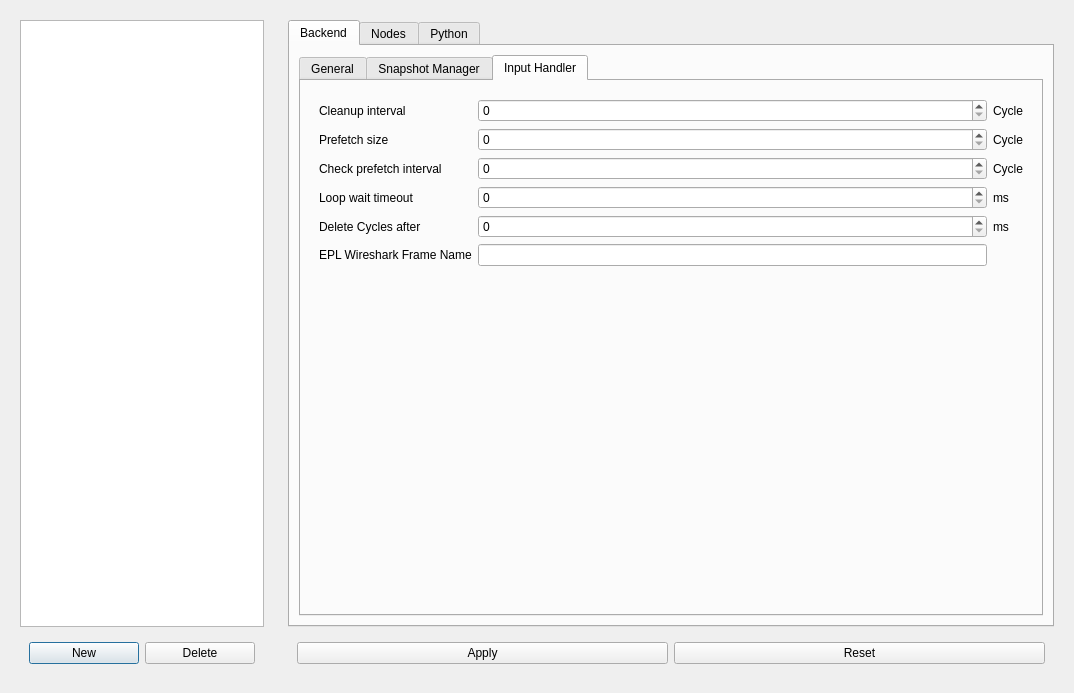
The window that libEPLViz/ui/settingswindow.ui (epl-viz/EPL-Viz) describes before a commit, drawn with Qt 5.
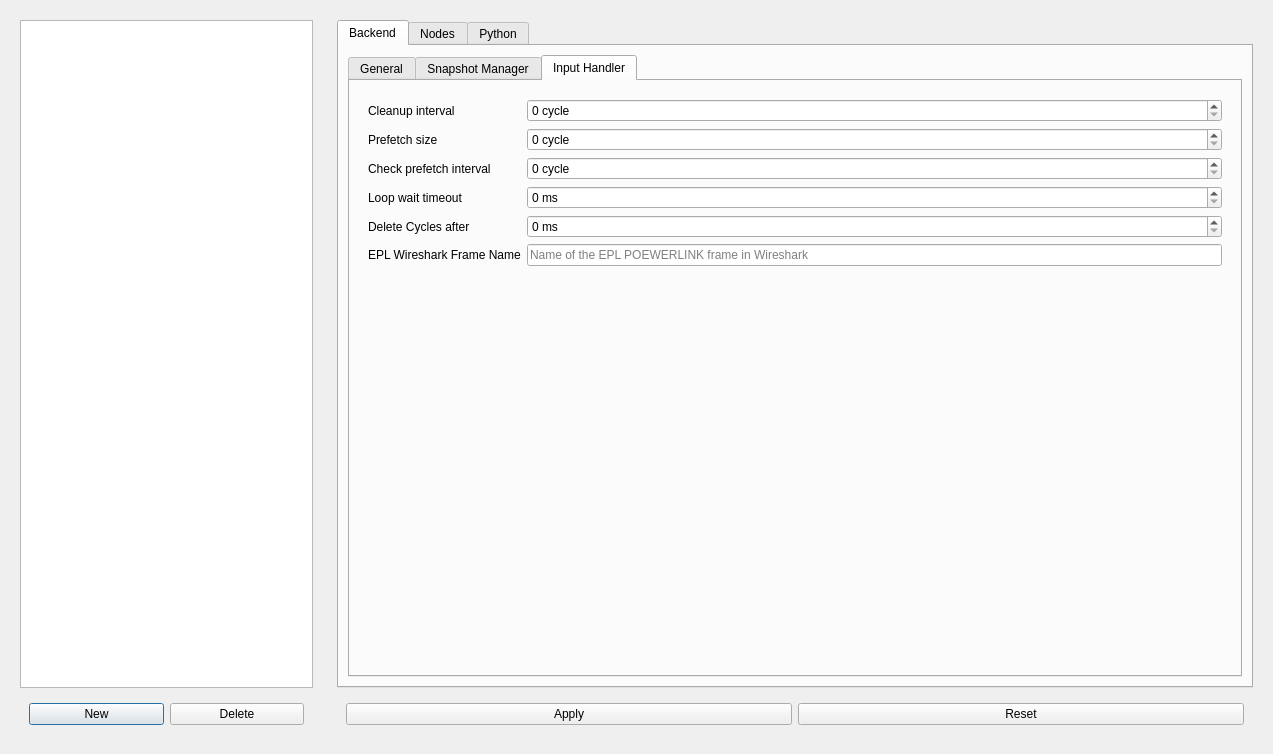
The same window after the commit. The open tabs and pages were chosen to show the change.

Patch:
```diff
--- a/libEPLViz/ui/settingswindow.ui
+++ b/libEPLViz/ui/settingswindow.ui
@@ -6,8 +6,8 @@
    <rect>
     <x>0</x>
     <y>0</y>
-    <width>1074</width>
-    <height>693</height>
+    <width>1273</width>
+    <height>754</height>
    </rect>
   </property>
   <property name="windowTitle">
@@ -188,13 +188,28 @@
                   </widget>
                  </item>
                  <item row="0" column="1">
-                  <widget class="QSpinBox" name="spinBox"/>
+                  <widget class="QSpinBox" name="spinBox">
+                   <property name="suffix">
+                    <string> cycle</string>
+                   </property>
+                   <property name="prefix">
+                    <string/>
+                   </property>
+                  </widget>
                  </item>
                  <item row="3" column="1">
-                  <widget class="QSpinBox" name="spinBox_4"/>
+                  <widget class="QSpinBox" name="spinBox_4">
+                   <property name="suffix">
+                    <string> ms</string>
+                   </property>
+                  </widget>
                  </item>
                  <item row="1" column="1">
-                  <widget class="QSpinBox" name="spinBox_2"/>
+                  <widget class="QSpinBox" name="spinBox_2">
+                   <property name="suffix">
+                    <string> cycle</string>
+                   </property>
+                  </widget>
                  </item>
                  <item row="4" column="0">
                   <widget class="QLabel" name="label_7">
@@ -218,46 +233,23 @@
                   </widget>
                  </item>
                  <item row="5" column="1">
-                  <widget class="QLineEdit" name="lineEdit"/>
+                  <widget class="QLineEdit" name="lineEdit">
+                   <property name="placeholderText">
+                    <string>Name of the EPL POEWERLINK frame in Wireshark</string>
+                   </property>
+                  </widget>
                  </item>
                  <item row="4" column="1">
-                  <widget class="QSpinBox" name="spinBox_5"/>
+                  <widget class="QSpinBox" name="spinBox_5">
+                   <property name="suffix">
+                    <string> ms</string>
+                   </property>
+                  </widget>
                  </item>
                  <item row="2" column="1">
-                  <widget class="QSpinBox" name="spinBox_3"/>
-                 </item>
-                 <item row="0" column="2">
-                  <widget class="QLabel" name="label_9">
-                   <property name="text">
-                    <string>Cycle</string>
-                   </property>
-                  </widget>
-                 </item>
-                 <item row="1" column="2">
-                  <widget class="QLabel" name="label_10">
-                   <property name="text">
-                    <string>Cycle</string>
-                   </property>
-                  </widget>
-                 </item>
-                 <item row="2" column="2">
-                  <widget class="QLabel" name="label_11">
-                   <property name="text">
-                    <string>Cycle</string>
-                   </property>
-                  </widget>
-                 </item>
-                 <item row="3" column="2">
-                  <widget class="QLabel" name="label_12">
-                   <property name="text">
-                    <string>ms</string>
-                   </property>
-                  </widget>
-                 </item>
-                 <item row="4" column="2">
-                  <widget class="QLabel" name="label_13">
-                   <property name="text">
-                    <string>ms</string>
+                  <widget class="QSpinBox" name="spinBox_3">
+                   <property name="suffix">
+                    <string> cycle</string>
                    </property>
                   </widget>
                  </item>
@@ -272,7 +264,7 @@
                 <property name="sizeHint" stdset="0">
                  <size>
                   <width>20</width>
-                  <height>280</height>
+                  <height>341</height>
                  </size>
                 </property>
                </spacer>
@@ -395,6 +387,54 @@
          <attribute name="title">
           <string>Python</string>
          </attribute>
+         <layout class="QVBoxLayout" name="verticalLayout_8">
+          <item>
+           <widget class="QWidget" name="widget_10" native="true">
+            <layout class="QHBoxLayout" name="horizontalLayout_8">
+             <item>
+              <widget class="QLabel" name="label_9">
+               <property name="text">
+                <string>Plugin Path</string>
+               </property>
+              </widget>
+             </item>
+             <item>
+              <widget class="QWidget" name="widget_11" native="true">
+               <layout class="QHBoxLayout" name="horizontalLayout_9">
+                <item>
+                 <widget class="QLineEdit" name="PY_pluginDIR">
+                  <property name="placeholderText">
+                   <string>Path To the plugin directory</string>
+                  </property>
+                 </widget>
+                </item>
+                <item>
+                 <widget class="QToolButton" name="PY_plDirButton">
+                  <property name="text">
+                   <string>...</string>
+                  </property>
+                 </widget>
+                </item>
+               </layout>
+              </widget>
+             </item>
+            </layout>
+           </widget>
+          </item>
+          <item>
+           <spacer name="verticalSpacer_5">
+            <property name="orientation">
+             <enum>Qt::Vertical</enum>
+            </property>
+            <property name="sizeHint" stdset="0">
+             <size>
+              <width>20</width>
+              <height>564</height>
+             </size>
+            </property>
+           </spacer>
+          </item>
+         </layout>
         </widget>
        </widget>
       </item>
```
Left out of the diff: 30 changed lines with no effect on the pictures.
